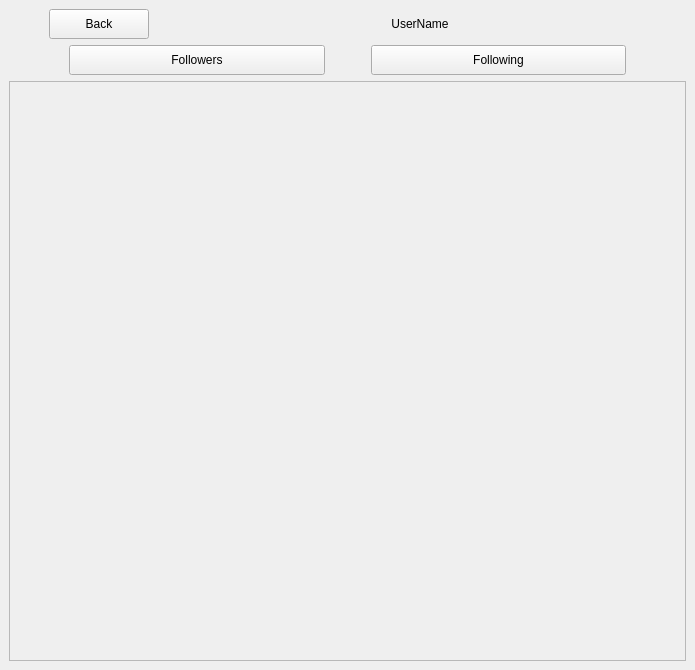
This is Paxel/followers.ui in ClownKingWalrus/PAXEL as Qt 5 draws it before an edit. The edited form follows.
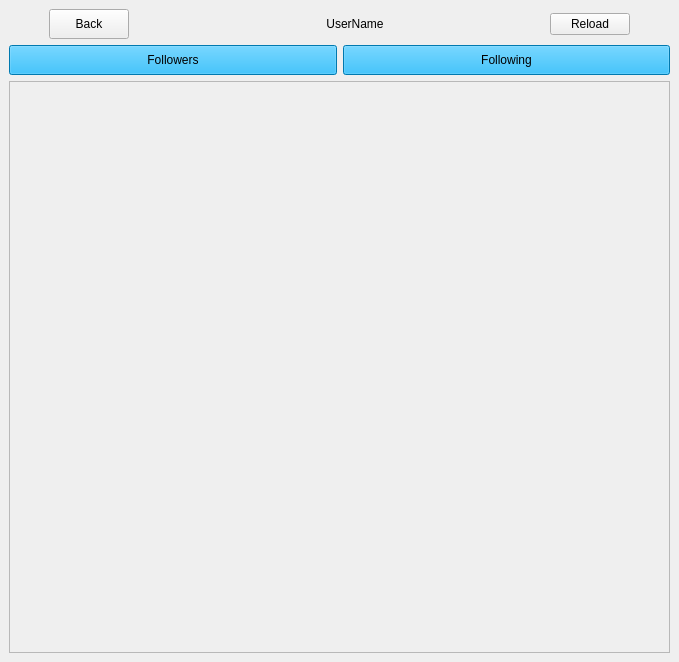
This is the edited form.

What changed in the file:
```diff
--- a/Paxel/followers.ui
+++ b/Paxel/followers.ui
@@ -6,8 +6,8 @@
    <rect>
     <x>0</x>
     <y>0</y>
-    <width>695</width>
-    <height>670</height>
+    <width>679</width>
+    <height>662</height>
    </rect>
   </property>
   <property name="windowTitle">
@@ -15,6 +15,73 @@
   </property>
   <widget class="QWidget" name="centralwidget">
    <layout class="QGridLayout" name="gridLayout">
+    <item row="1" column="0">
+     <layout class="QHBoxLayout" name="horizontalLayout_5">
+      <item>
+       <widget class="QPushButton" name="Followers_2">
+        <property name="minimumSize">
+         <size>
+          <width>0</width>
+          <height>30</height>
+         </size>
+        </property>
+        <property name="styleSheet">
+         <string notr="true">QPushButton { color: rgb(0, 0, 0);
+font:  700 17pt &quot;MS Sans Serif&quot;;
+background-color: rgb(0, 170, 245);
+}
+
+QPushButton:Hover {
+background-color: rgb(10, 180, 255);
+}</string>
+        </property>
+        <property name="text">
+         <string>Followers</string>
+        </property>
+       </widget>
+      </item>
+      <item>
+       <widget class="QPushButton" name="Following">
+        <property name="minimumSize">
+         <size>
+          <width>0</width>
+          <height>30</height>
+         </size>
+        </property>
+        <property name="styleSheet">
+         <string notr="true">QPushButton { color: rgb(0, 0, 0);
+font:  700 17pt &quot;MS Sans Serif&quot;;
+background-color: rgb(0, 170, 245);
+}
+
+QPushButton:Hover {
+background-color: rgb(10, 180, 255);
+}</string>
+        </property>
+        <property name="text">
+         <string>Following</string>
+        </property>
+       </widget>
+      </item>
+     </layout>
+    </item>
+    <item row="2" column="0">
+     <widget class="QScrollArea" name="scrollArea">
+      <property name="widgetResizable">
+       <bool>true</bool>
+      </property>
+      <widget class="QWidget" name="scrollAreaWidgetContents">
+       <property name="geometry">
+        <rect>
+         <x>0</x>
+         <y>0</y>
+         <width>665</width>
+         <height>576</height>
+        </rect>
+       </property>
+      </widget>
+     </widget>
+    </item>
     <item row="0" column="0">
      <layout class="QHBoxLayout" name="horizontalLayout_4">
       <property name="sizeConstraint">
@@ -26,7 +93,7 @@
          <enum>Qt::Orientation::Horizontal</enum>
         </property>
         <property name="sizeType">
-         <enum>QSizePolicy::Policy::Fixed</enum>
+         <enum>QSizePolicy::Policy::Minimum</enum>
         </property>
         <property name="sizeHint" stdset="0">
          <size>
@@ -59,12 +126,12 @@
        </widget>
       </item>
       <item>
-       <spacer name="horizontalSpacer_2">
+       <spacer name="horizontalSpacer_3">
         <property name="orientation">
          <enum>Qt::Orientation::Horizontal</enum>
         </property>
         <property name="sizeType">
-         <enum>QSizePolicy::Policy::Fixed</enum>
+         <enum>QSizePolicy::Policy::MinimumExpanding</enum>
         </property>
         <property name="sizeHint" stdset="0">
          <size>
@@ -74,7 +141,7 @@
         </property>
        </spacer>
       </item>
-      <item alignment="Qt::AlignmentFlag::AlignHCenter">
+      <item>
        <widget class="QLabel" name="UserName">
         <property name="styleSheet">
          <string notr="true">font: 20pt &quot;Bahnschrift&quot;;</string>
@@ -88,76 +155,33 @@
        </widget>
       </item>
       <item>
-       <spacer name="horizontalSpacer_3">
+       <spacer name="horizontalSpacer_2">
         <property name="orientation">
          <enum>Qt::Orientation::Horizontal</enum>
         </property>
         <property name="sizeType">
-         <enum>QSizePolicy::Policy::Minimum</enum>
+         <enum>QSizePolicy::Policy::Fixed</enum>
         </property>
         <property name="sizeHint" stdset="0">
          <size>
-          <width>40</width>
+          <width>160</width>
           <height>20</height>
          </size>
         </property>
        </spacer>
       </item>
-     </layout>
-    </item>
-    <item row="2" column="0">
-     <widget class="QScrollArea" name="scrollArea">
-      <property name="widgetResizable">
-       <bool>true</bool>
-      </property>
-      <widget class="QWidget" name="scrollAreaWidgetContents">
-       <property name="geometry">
-        <rect>
-         <x>0</x>
-         <y>0</y>
-         <width>681</width>
-         <height>584</height>
-        </rect>
-       </property>
-      </widget>
-     </widget>
-    </item>
-    <item row="1" column="0">
-     <layout class="QHBoxLayout" name="horizontalLayout_5">
       <item>
-       <spacer name="horizontalSpacer_6">
-        <property name="orientation">
-         <enum>Qt::Orientation::Horizontal</enum>
-        </property>
-        <property name="sizeType">
-         <enum>QSizePolicy::Policy::Fixed</enum>
-        </property>
-        <property name="sizeHint" stdset="0">
-         <size>
-          <width>60</width>
-          <height>0</height>
-         </size>
-        </property>
-       </spacer>
-      </item>
-      <item>
-       <widget class="QPushButton" name="Followers_2">
-        <property name="minimumSize">
-         <size>
-          <width>0</width>
-          <height>30</height>
-         </size>
-        </property>
+       <widget class="QPushButton" name="Reload">
         <property name="styleSheet">
-         <string notr="true">font: 20pt &quot;Bahnschrift&quot;;</string>
+         <string notr="true">font: 700 17pt &quot;MS Sans Serif&quot;;</string>
         </property>
         <property name="text">
-         <string>Followers</string>
+         <string>Reload</string>
         </property>
        </widget>
       </item>
       <item>
-       <spacer name="horizontalSpacer_5">
+       <spacer name="horizontalSpacer_4">
         <property name="orientation">
          <enum>Qt::Orientation::Horizontal</enum>
         </property>
@@ -172,38 +196,6 @@
         </property>
        </spacer>
       </item>
-      <item>
-       <widget class="QPushButton" name="Following">
-        <property name="minimumSize">
-         <size>
-          <width>0</width>
-          <height>30</height>
-         </size>
-        </property>
-        <property name="styleSheet">
-         <string notr="true">font: 20pt &quot;Bahnschrift&quot;;</string>
-        </property>
-        <property name="text">
-         <string>Following</string>
-        </property>
-       </widget>
-      </item>
-      <item>
-       <spacer name="horizontalSpacer_7">
-        <property name="orientation">
-         <enum>Qt::Orientation::Horizontal</enum>
-        </property>
-        <property name="sizeType">
-         <enum>QSizePolicy::Policy::Fixed</enum>
-        </property>
-        <property name="sizeHint" stdset="0">
-         <size>
-          <width>60</width>
-          <height>0</height>
-         </size>
-        </property>
-       </spacer>
-      </item>
      </layout>
     </item>
    </layout>
```
Left out of the diff: 4 changed lines with no effect on the pictures.
